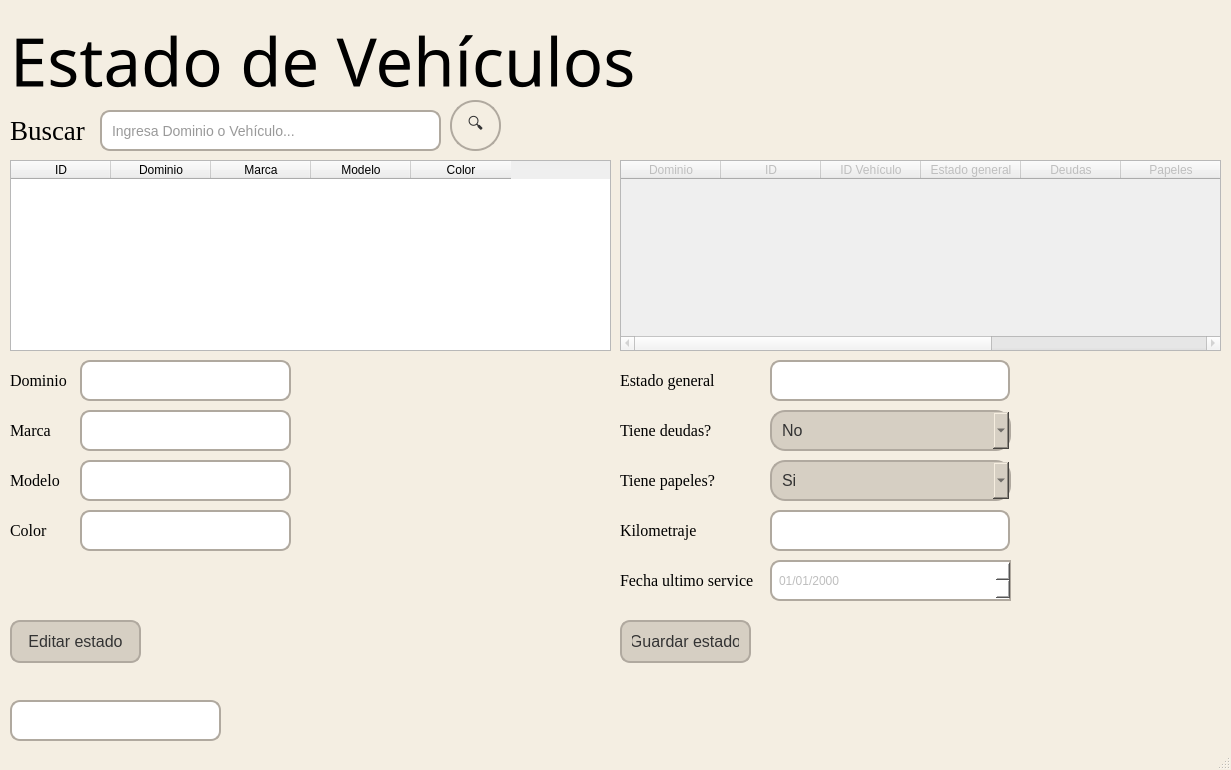
The window that src/gui/estado_vehiculo2.ui (GabrielTrejo1/Prueba) describes before a commit, drawn with Qt 5.
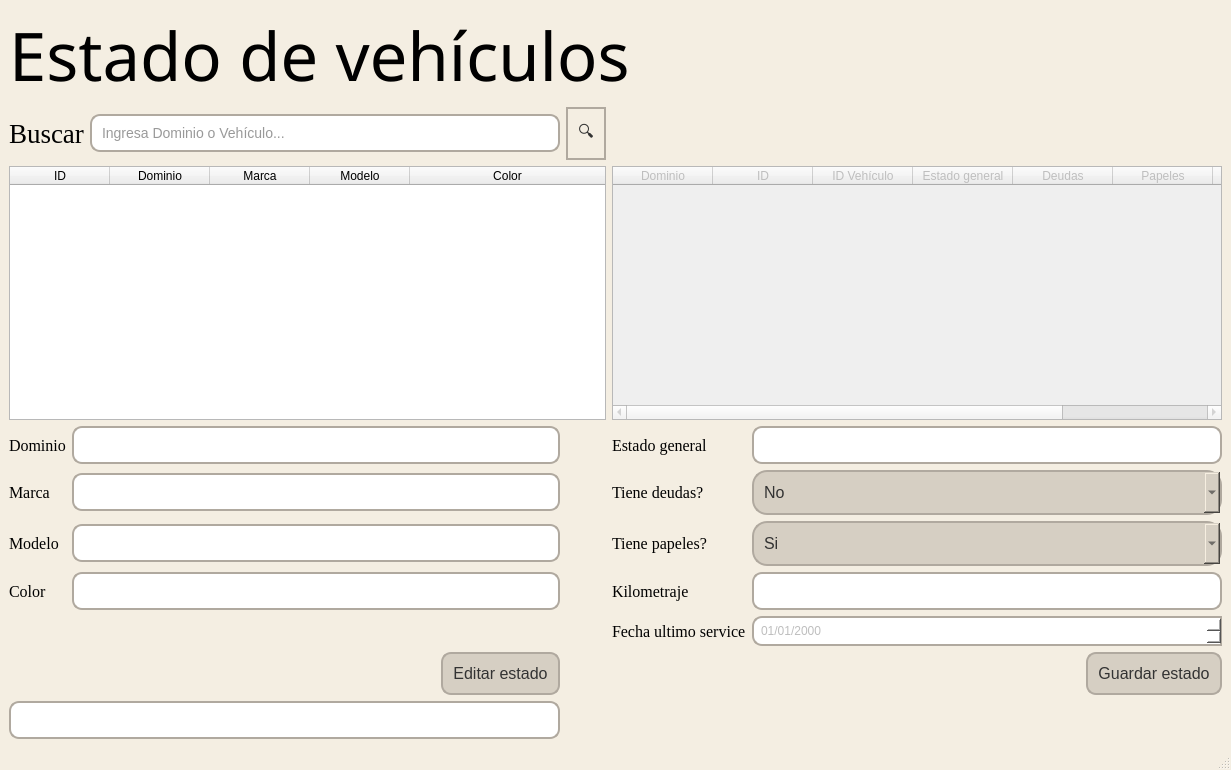
The same window after the commit. Icons and pictures are not drawn.

What changed in the file:
```diff
--- a/src/gui/estado_vehiculo2.ui
+++ b/src/gui/estado_vehiculo2.ui
@@ -55,39 +55,31 @@
     }</string>
   </property>
   <widget class="QWidget" name="centralwidget">
-   <widget class="QLineEdit" name="txtBuscarVehiculo">
-    <property name="geometry">
-     <rect>
-      <x>100</x>
-      <y>110</y>
-      <width>341</width>
-      <height>41</height>
-     </rect>
+   <layout class="QGridLayout" name="gridLayout_2">
+    <item row="0" column="0" colspan="6">
+     <widget class="QLabel" name="label">
+      <property name="font">
+       <font>
+        <family>Unispace</family>
+        <pointsize>50</pointsize>
+        <weight>50</weight>
+        <bold>false</bold>
+       </font>
+      </property>
+      <property name="autoFillBackground">
+       <bool>false</bool>
     </property>
     <property name="styleSheet">
-     <string notr="true">    QLineEdit {
-        background-color: #ffffff;
-        border: 2px solid #b0a99f;
-        border-radius: 10px;
-        padding: 8px;
-    }</string>
+       <string notr="true">background-color: transparent;
+color: black</string>
     </property>
     <property name="text">
-     <string/>
-    </property>
-    <property name="placeholderText">
-     <string>Ingresa Dominio o Vehículo...</string>
-    </property>
-   </widget>
+       <string>Estado de vehículos</string>
+      </property>
+     </widget>
+    </item>
+    <item row="1" column="0" colspan="2">
    <widget class="QLabel" name="label_7">
-    <property name="geometry">
-     <rect>
-      <x>10</x>
-      <y>110</y>
-      <width>81</width>
-      <height>41</height>
-     </rect>
-    </property>
     <property name="font">
      <font>
       <family>Liberation Serif</family>
@@ -104,18 +96,30 @@
      <string>Buscar</string>
     </property>
    </widget>
+    </item>
+    <item row="1" column="2">
+     <widget class="QLineEdit" name="txtBuscarVehiculo">
+      <property name="styleSheet">
+       <string notr="true">    QLineEdit {
+        background-color: #ffffff;
+        border: 2px solid #b0a99f;
+        border-radius: 10px;
+        padding: 8px;
+    }</string>
+      </property>
+      <property name="text">
+       <string/>
+      </property>
+      <property name="placeholderText">
+       <string>Ingresa Dominio o Vehículo...</string>
+      </property>
+     </widget>
+    </item>
+    <item row="1" column="3">
    <widget class="QPushButton" name="btnBuscarEstado">
     <property name="enabled">
      <bool>false</bool>
     </property>
-    <property name="geometry">
-     <rect>
-      <x>450</x>
-      <y>100</y>
-      <width>51</width>
-      <height>51</height>
-     </rect>
-    </property>
     <property name="cursor">
      <cursorShape>PointingHandCursor</cursorShape>
     </property>
@@ -130,172 +134,69 @@
      <string>🔍</string>
     </property>
    </widget>
-   <widget class="QLabel" name="label">
-    <property name="geometry">
-     <rect>
-      <x>10</x>
-      <y>20</y>
-      <width>831</width>
-      <height>81</height>
-     </rect>
-    </property>
-    <property name="font">
-     <font>
-      <family>Unispace</family>
-      <pointsize>50</pointsize>
-      <weight>50</weight>
-      <bold>false</bold>
-     </font>
-    </property>
-    <property name="autoFillBackground">
-     <bool>false</bool>
-    </property>
-    <property name="styleSheet">
-     <string notr="true">background-color: transparent;
-color: black</string>
-    </property>
-    <property name="text">
-     <string>Estado de Vehículos</string>
-    </property>
-   </widget>
-   <widget class="QLineEdit" name="txtDominio">
-    <property name="enabled">
-     <bool>false</bool>
-    </property>
-    <property name="geometry">
-     <rect>
-      <x>80</x>
-      <y>360</y>
-      <width>211</width>
-      <height>41</height>
-     </rect>
-    </property>
-    <property name="styleSheet">
-     <string notr="true">    QLineEdit {
-        background-color: #ffffff;
-        border: 2px solid #b0a99f;
-        border-radius: 10px;
-        padding: 8px;
-    }</string>
-    </property>
-   </widget>
-   <widget class="QLabel" name="label_3">
-    <property name="geometry">
-     <rect>
-      <x>10</x>
-      <y>470</y>
-      <width>71</width>
-      <height>21</height>
-     </rect>
-    </property>
-    <property name="font">
-     <font>
-      <family>Liberation Serif</family>
-      <pointsize>12</pointsize>
-     </font>
-    </property>
-    <property name="text">
+    </item>
+    <item row="2" column="0" colspan="4">
+     <widget class="QTableWidget" name="tblVehiculos">
+      <property name="editTriggers">
+       <set>QAbstractItemView::NoEditTriggers</set>
+      </property>
+      <property name="selectionBehavior">
+       <enum>QAbstractItemView::SelectRows</enum>
+      </property>
+      <property name="sortingEnabled">
+       <bool>true</bool>
+      </property>
+      <property name="columnCount">
+       <number>5</number>
+      </property>
+      <property name="horizontalHeaderLabels" stdset="0">
+       <stringlist>
+        <string>Patente</string>
+        <string>Marca</string>
      <string>Modelo</string>
-    </property>
-   </widget>
-   <widget class="QLabel" name="label_4">
-    <property name="geometry">
-     <rect>
-      <x>10</x>
-      <y>370</y>
-      <width>71</width>
-      <height>21</height>
-     </rect>
-    </property>
-    <property name="font">
-     <font>
-      <family>Liberation Serif</family>
-      <pointsize>12</pointsize>
-     </font>
-    </property>
+        <string>Color</string>
+        <string>Carrocería</string>
+        <string>Combustible</string>
+       </stringlist>
+      </property>
+      <attribute name="horizontalHeaderStretchLastSection">
+       <bool>true</bool>
+      </attribute>
+      <attribute name="verticalHeaderVisible">
+       <bool>false</bool>
+      </attribute>
+      <column>
+       <property name="text">
+        <string>ID</string>
+       </property>
+      </column>
+      <column>
     <property name="text">
      <string>Dominio</string>
     </property>
-   </widget>
-   <widget class="QLineEdit" name="txtMarca">
-    <property name="enabled">
-     <bool>false</bool>
-    </property>
-    <property name="geometry">
-     <rect>
-      <x>80</x>
-      <y>410</y>
-      <width>211</width>
-      <height>41</height>
-     </rect>
-    </property>
-    <property name="styleSheet">
-     <string notr="true">    QLineEdit {
-        background-color: #ffffff;
-        border: 2px solid #b0a99f;
-        border-radius: 10px;
-        padding: 8px;
-    }</string>
-    </property>
-    <property name="text">
-     <string/>
-    </property>
-   </widget>
-   <widget class="QLineEdit" name="txtModelo">
-    <property name="enabled">
-     <bool>false</bool>
-    </property>
-    <property name="geometry">
-     <rect>
-      <x>80</x>
-      <y>460</y>
-      <width>211</width>
-      <height>41</height>
-     </rect>
-    </property>
-    <property name="styleSheet">
-     <string notr="true">    QLineEdit {
-        background-color: #ffffff;
-        border: 2px solid #b0a99f;
-        border-radius: 10px;
-        padding: 8px;
-    }</string>
-    </property>
-    <property name="text">
-     <string/>
-    </property>
-   </widget>
-   <widget class="QLabel" name="label_5">
-    <property name="geometry">
-     <rect>
-      <x>10</x>
-      <y>420</y>
-      <width>71</width>
-      <height>21</height>
-     </rect>
-    </property>
-    <property name="font">
-     <font>
-      <family>Liberation Serif</family>
-      <pointsize>12</pointsize>
-     </font>
-    </property>
+      </column>
+      <column>
     <property name="text">
      <string>Marca</string>
     </property>
-   </widget>
+      </column>
+      <column>
+       <property name="text">
+        <string>Modelo</string>
+       </property>
+      </column>
+      <column>
+       <property name="text">
+        <string>Color</string>
+       </property>
+      </column>
+     </widget>
+    </item>
+    <item row="2" column="4" colspan="2">
    <widget class="QTableWidget" name="tblEstVehiculos">
     <property name="enabled">
      <bool>false</bool>
     </property>
-    <property name="geometry">
-     <rect>
-      <x>620</x>
-      <y>160</y>
-      <width>601</width>
-      <height>191</height>
-     </rect>
-    </property>
     <property name="editTriggers">
      <set>QAbstractItemView::NoEditTriggers</set>
     </property>
@@ -318,6 +219,9 @@
       <string>Combustible</string>
      </stringlist>
     </property>
+      <attribute name="horizontalHeaderStretchLastSection">
+       <bool>true</bool>
+      </attribute>
     <attribute name="verticalHeaderVisible">
      <bool>false</bool>
     </attribute>
@@ -362,79 +266,53 @@
      </property>
     </column>
    </widget>
-   <widget class="QPushButton" name="btnGuardar">
+    </item>
+    <item row="3" column="0">
+     <widget class="QLabel" name="label_4">
+      <property name="font">
+       <font>
+        <family>Liberation Serif</family>
+        <pointsize>12</pointsize>
+       </font>
+      </property>
+      <property name="text">
+       <string>Dominio</string>
+      </property>
+     </widget>
+    </item>
+    <item row="3" column="1" colspan="2">
+     <widget class="QLineEdit" name="txtDominio">
     <property name="enabled">
      <bool>false</bool>
     </property>
-    <property name="geometry">
-     <rect>
-      <x>620</x>
-      <y>620</y>
-      <width>131</width>
-      <height>43</height>
-     </rect>
-    </property>
-    <property name="sizePolicy">
-     <sizepolicy hsizetype="Fixed" vsizetype="Fixed">
-      <horstretch>0</horstretch>
-      <verstretch>0</verstretch>
-     </sizepolicy>
-    </property>
     <property name="styleSheet">
-     <string notr="true">    QPushButton {
-        background-color: #d6cfc3;
+       <string notr="true">    QLineEdit {
+        background-color: #ffffff;
         border: 2px solid #b0a99f;
         border-radius: 10px;
-        padding: 10px;
-    }
-
-    QPushButton:hover {
-        background-color: #c1b1a4;
-    }
-</string>
-    </property>
-    <property name="text">
-     <string>Guardar estado</string>
-    </property>
-   </widget>
-   <widget class="QComboBox" name="cmbDeuda">
-    <property name="enabled">
-     <bool>false</bool>
-    </property>
-    <property name="geometry">
-     <rect>
-      <x>770</x>
-      <y>410</y>
-      <width>241</width>
-      <height>41</height>
-     </rect>
-    </property>
-    <property name="cursor">
-     <cursorShape>PointingHandCursor</cursorShape>
-    </property>
-    <item>
+        padding: 8px;
+    }</string>
+      </property>
+     </widget>
+    </item>
+    <item row="3" column="4">
+     <widget class="QLabel" name="label_6">
+      <property name="font">
+       <font>
+        <family>Liberation Serif</family>
+        <pointsize>12</pointsize>
+       </font>
+      </property>
      <property name="text">
-      <string>No</string>
-     </property>
-    </item>
-    <item>
-     <property name="text">
-      <string>Si</string>
-     </property>
-    </item>
-   </widget>
+       <string>Estado general</string>
+      </property>
+     </widget>
+    </item>
+    <item row="3" column="5">
    <widget class="QLineEdit" name="txtEstadoGral">
     <property name="enabled">
      <bool>false</bool>
     </property>
-    <property name="geometry">
-     <rect>
-      <x>770</x>
-      <y>360</y>
-      <width>240</width>
-      <height>41</height>
-     </rect>
-    </property>
     <property name="sizePolicy">
      <sizepolicy hsizetype="MinimumExpanding" vsizetype="Fixed">
       <horstretch>0</horstretch>
@@ -459,18 +337,120 @@
      <string/>
     </property>
    </widget>
+    </item>
+    <item row="4" column="0">
+     <widget class="QLabel" name="label_5">
+      <property name="font">
+       <font>
+        <family>Liberation Serif</family>
+        <pointsize>12</pointsize>
+       </font>
+      </property>
+      <property name="text">
+       <string>Marca</string>
+      </property>
+     </widget>
+    </item>
+    <item row="4" column="1" colspan="2">
+     <widget class="QLineEdit" name="txtMarca">
+      <property name="enabled">
+       <bool>false</bool>
+      </property>
+      <property name="styleSheet">
+       <string notr="true">    QLineEdit {
+        background-color: #ffffff;
+        border: 2px solid #b0a99f;
+        border-radius: 10px;
+        padding: 8px;
+    }</string>
+      </property>
+      <property name="text">
+       <string/>
+      </property>
+     </widget>
+    </item>
+    <item row="4" column="4">
+     <widget class="QLabel" name="label_8">
+      <property name="font">
+       <font>
+        <family>Liberation Serif</family>
+        <pointsize>12</pointsize>
+       </font>
+      </property>
+      <property name="text">
+       <string>Tiene deudas?</string>
+      </property>
+     </widget>
+    </item>
+    <item row="4" column="5">
+     <widget class="QComboBox" name="cmbDeuda">
+      <property name="enabled">
+       <bool>false</bool>
+      </property>
+      <property name="cursor">
+       <cursorShape>PointingHandCursor</cursorShape>
+      </property>
+      <item>
+       <property name="text">
+        <string>No</string>
+       </property>
+      </item>
+      <item>
+       <property name="text">
+        <string>Si</string>
+       </property>
+      </item>
+     </widget>
+    </item>
+    <item row="5" column="0">
+     <widget class="QLabel" name="label_3">
+      <property name="font">
+       <font>
+        <family>Liberation Serif</family>
+        <pointsize>12</pointsize>
+       </font>
+      </property>
+      <property name="text">
+       <string>Modelo</string>
+      </property>
+     </widget>
+    </item>
+    <item row="5" column="1" colspan="2">
+     <widget class="QLineEdit" name="txtModelo">
+      <property name="enabled">
+       <bool>false</bool>
+      </property>
+      <property name="styleSheet">
+       <string notr="true">    QLineEdit {
+        background-color: #ffffff;
+        border: 2px solid #b0a99f;
+        border-radius: 10px;
+        padding: 8px;
+    }</string>
+      </property>
+      <property name="text">
+       <string/>
+      </property>
+     </widget>
+    </item>
+    <item row="5" column="4">
+     <widget class="QLabel" name="label_9">
+      <property name="font">
+       <font>
+        <family>Liberation Serif</family>
+        <pointsize>12</pointsize>
+       </font>
+      </property>
+      <property name="text">
+       <string>Tiene papeles?</string>
+      </property>
+     </widget>
+    </item>
+    <item row="5" column="5">
    <widget class="QComboBox" name="cmbPapeles">
     <property name="enabled">
      <bool>false</bool>
     </property>
-    <property name="geometry">
-     <rect>
-      <x>770</x>
-      <y>460</y>
-      <width>241</width>
-      <height>41</height>
-     </rect>
-    </property>
     <property name="cursor">
      <cursorShape>PointingHandCursor</cursorShape>
     </property>
@@ -485,18 +465,56 @@
      </property>
     </item>
    </widget>
+    </item>
+    <item row="6" column="0">
+     <widget class="QLabel" name="label_12">
+      <property name="font">
+       <font>
+        <family>Liberation Serif</family>
+        <pointsize>12</pointsize>
+       </font>
+      </property>
+      <property name="text">
+       <string>Color</string>
+      </property>
+     </widget>
+    </item>
+    <item row="6" column="1" colspan="2">
+     <widget class="QLineEdit" name="txtColor">
+      <property name="enabled">
+       <bool>false</bool>
+      </property>
+      <property name="styleSheet">
+       <string notr="true">    QLineEdit {
+        background-color: #ffffff;
+        border: 2px solid #b0a99f;
+        border-radius: 10px;
+        padding: 8px;
+    }</string>
+      </property>
+      <property name="text">
+       <string/>
+      </property>
+     </widget>
+    </item>
+    <item row="6" column="4">
+     <widget class="QLabel" name="label_10">
+      <property name="font">
+       <font>
+        <family>Liberation Serif</family>
+        <pointsize>12</pointsize>
+       </font>
+      </property>
+      <property name="text">
+       <string>Kilometraje</string>
+      </property>
+     </widget>
+    </item>
+    <item row="6" column="5">
    <widget class="QLineEdit" name="txtKilometraje">
     <property name="enabled">
      <bool>false</bool>
     </property>
-    <property name="geometry">
-     <rect>
-      <x>770</x>
-      <y>510</y>
-      <width>240</width>
-      <height>41</height>
-     </rect>
-    </property>
     <property name="sizePolicy">
      <sizepolicy hsizetype="MinimumExpanding" vsizetype="Fixed">
       <horstretch>0</horstretch>
@@ -521,18 +539,25 @@
      <string/>
     </property>
    </widget>
+    </item>
+    <item row="7" column="4">
+     <widget class="QLabel" name="label_11">
+      <property name="font">
+       <font>
+        <family>Liberation Serif</family>
+        <pointsize>12</pointsize>
+       </font>
+      </property>
+      <property name="text">
+       <string>Fecha ultimo service</string>
+      </property>
+     </widget>
+    </item>
+    <item row="7" column="5">
    <widget class="QDateEdit" name="dtpFechaService">
     <property name="enabled">
      <bool>false</bool>
     </property>
-    <property name="geometry">
-     <rect>
-      <x>770</x>
-      <y>560</y>
-      <width>241</width>
-      <height>41</height>
-     </rect>
-    </property>
     <property name="styleSheet">
      <string notr="true">QDateEdit {
         background-color: #ffffff;
@@ -549,113 +574,59 @@
      <string>dd/MM/yyyy</string>
     </property>
    </widget>
-   <widget class="QLabel" name="label_6">
-    <property name="geometry">
-     <rect>
-      <x>620</x>
-      <y>370</y>
-      <width>121</width>
-      <height>21</height>
-     </rect>
-    </property>
-    <property name="font">
-     <font>
-      <family>Liberation Serif</family>
-      <pointsize>12</pointsize>
-     </font>
+    </item>
+    <item row="9" column="0" colspan="3">
+     <widget class="QLineEdit" name="txtID">
+      <property name="enabled">
+       <bool>false</bool>
+      </property>
+      <property name="styleSheet">
+       <string notr="true">    QLineEdit {
+        background-color: #ffffff;
+        border: 2px solid #b0a99f;
+        border-radius: 10px;
+        padding: 8px;
+    }</string>
     </property>
     <property name="text">
-     <string>Estado general</string>
-    </property>
-   </widget>
-   <widget class="QLabel" name="label_8">
-    <property name="geometry">
-     <rect>
-      <x>620</x>
-      <y>420</y>
-      <width>121</width>
-      <height>21</height>
-     </rect>
-    </property>
-    <property name="font">
-     <font>
-      <family>Liberation Serif</family>
-      <pointsize>12</pointsize>
-     </font>
-    </property>
-    <property name="text">
-     <string>Tiene deudas?</string>
-    </property>
-   </widget>
-   <widget class="QLabel" name="label_9">
-    <property name="geometry">
-     <rect>
-      <x>620</x>
-      <y>470</y>
-      <width>121</width>
-      <height>21</height>
-     </rect>
-    </property>
-    <property name="font">
-     <font>
-      <family>Liberation Serif</family>
-      <pointsize>12</pointsize>
-     </font>
-    </property>
+       <string/>
+      </property>
+     </widget>
+    </item>
+    <item row="8" column="5" alignment="Qt::AlignRight">
+     <widget class="QPushButton" name="btnGuardar">
+      <property name="enabled">
+       <bool>false</bool>
+      </property>
+      <property name="sizePolicy">
+       <sizepolicy hsizetype="Fixed" vsizetype="Fixed">
+        <horstretch>0</horstretch>
+        <verstretch>0</verstretch>
+       </sizepolicy>
+      </property>
+      <property name="styleSheet">
+       <string notr="true">    QPushButton {
+        background-color: #d6cfc3;
+        border: 2px solid #b0a99f;
+        border-radius: 10px;
+        padding: 10px;
+    }
+
+    QPushButton:hover {
+        background-color: #c1b1a4;
+    }
+</string>
+      </property>
     <property name="text">
-     <string>Tiene papeles?</string>
-    </property>
-   </widget>
-   <widget class="QLabel" name="label_10">
-    <property name="geometry">
-     <rect>
-      <x>620</x>
-      <y>520</y>
-      <width>121</width>
-      <height>21</height>
-     </rect>
-    </property>
-    <property name="font">
-     <font>
-      <family>Liberation Serif</family>
-      <pointsize>12</pointsize>
-     </font>
-    </property>
-    <property name="text">
-     <string>Kilometraje</string>
-    </property>
-   </widget>
-   <widget class="QLabel" name="label_11">
-    <property name="geometry">
-     <rect>
-      <x>620</x>
-      <y>570</y>
-      <width>151</width>
-      <height>21</height>
-     </rect>
-    </property>
-    <property name="font">
-     <font>
-      <family>Liberation Serif</family>
-      <pointsize>12</pointsize>
-     </font>
-    </property>
-    <property name="text">
-     <string>Fecha ultimo service</string>
-    </property>
-   </widget>
+       <string>Guardar estado</string>
+      </property>
+     </widget>
+    </item>
+    <item row="8" column="2" alignment="Qt::AlignRight">
    <widget class="QPushButton" name="btnEditarEstado">
     <property name="enabled">
      <bool>false</bool>
     </property>
-    <property name="geometry">
-     <rect>
-      <x>10</x>
-      <y>620</y>
-      <width>131</width>
-      <height>43</height>
-     </rect>
-    </property>
     <property name="sizePolicy">
      <sizepolicy hsizetype="Fixed" vsizetype="Fixed">
       <horstretch>0</horstretch>
@@ -679,133 +650,8 @@
      <string>Editar estado</string>
     </property>
    </widget>
-   <widget class="QLabel" name="label_12">
-    <property name="geometry">
-     <rect>
-      <x>10</x>
-      <y>520</y>
-      <width>71</width>
-      <height>21</height>
-     </rect>
-    </property>
-    <property name="font">
-     <font>
-      <family>Liberation Serif</family>
-      <pointsize>12</pointsize>
-     </font>
-    </property>
-    <property name="text">
-     <string>Color</string>
-    </property>
-   </widget>
-   <widget class="QLineEdit" name="txtColor">
-    <property name="enabled">
-     <bool>false</bool>
-    </property>
-    <property name="geometry">
-     <rect>
-      <x>80</x>
-      <y>510</y>
-      <width>211</width>
-      <height>41</height>
-     </rect>
-    </property>
-    <property name="styleSheet">
-     <string notr="true">    QLineEdit {
-        background-color: #ffffff;
-        border: 2px solid #b0a99f;
-        border-radius: 10px;
-        padding: 8px;
-    }</string>
-    </property>
-    <property name="text">
-     <string/>
-    </property>
-   </widget>
-   <widget class="QLineEdit" name="txtID">
-    <property name="enabled">
-     <bool>false</bool>
-    </property>
-    <property name="geometry">
-     <rect>
-      <x>10</x>
-      <y>700</y>
-      <width>211</width>
-      <height>41</height>
-     </rect>
-    </property>
-    <property name="styleSheet">
-     <string notr="true">    QLineEdit {
-        background-color: #ffffff;
-        border: 2px solid #b0a99f;
-        border-radius: 10px;
-        padding: 8px;
-    }</string>
-    </property>
-    <property name="text">
-     <string/>
-    </property>
-   </widget>
-   <widget class="QTableWidget" name="tblVehiculos">
-    <property name="geometry">
-     <rect>
-      <x>10</x>
-      <y>160</y>
-      <width>601</width>
-      <height>191</height>
-     </rect>
-    </property>
-    <property name="editTriggers">
-     <set>QAbstractItemView::NoEditTriggers</set>
-    </property>
-    <property name="selectionBehavior">
-     <enum>QAbstractItemView::SelectRows</enum>
-    </property>
-    <property name="sortingEnabled">
-     <bool>true</bool>
-    </property>
-    <property name="columnCount">
-     <number>5</number>
-    </property>
-    <property name="horizontalHeaderLabels" stdset="0">
-     <stringlist>
-      <string>Patente</string>
-      <string>Marca</string>
-      <string>Modelo</string>
-      <string>Color</string>
-      <string>Carrocería</string>
-      <string>Combustible</string>
-     </stringlist>
-    </property>
-    <attribute name="verticalHeaderVisible">
-     <bool>false</bool>
-    </attribute>
-    <column>
-     <property name="text">
-      <string>ID</string>
-     </property>
-    </column>
-    <column>
-     <property name="text">
-      <string>Dominio</string>
-     </property>
-    </column>
-    <column>
-     <property name="text">
-      <string>Marca</string>
-     </property>
-    </column>
-    <column>
-     <property name="text">
-      <string>Modelo</string>
-     </property>
-    </column>
-    <column>
-     <property name="text">
-      <string>Color</string>
-     </property>
-    </column>
-   </widget>
+    </item>
+   </layout>
   </widget>
   <widget class="QStatusBar" name="statusbar"/>
  </widget>
```
Lines whose indentation alone changed are shown as unchanged.
